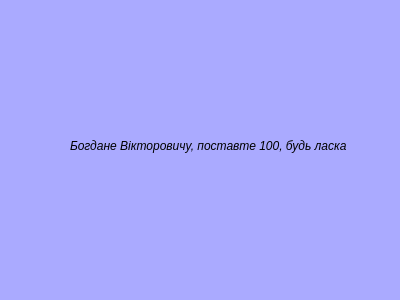
The window that messegefromdevs.ui (Stalkeroid13/Health_statistic) describes before a commit, drawn with Qt 5.
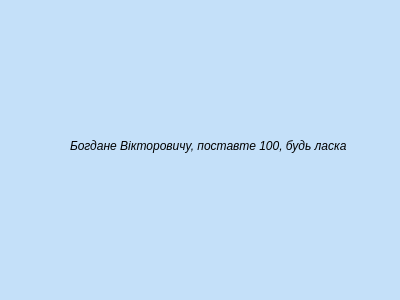
The same window after the commit.

```diff
--- a/messegefromdevs.ui
+++ b/messegefromdevs.ui
@@ -13,43 +13,241 @@
   <property name="palette">
    <palette>
     <active>
-     <colorrole role="Window">
+     <colorrole role="Button">
       <brush brushstyle="SolidPattern">
        <color alpha="255">
-        <red>170</red>
+        <red>103</red>
         <green>170</green>
-        <blue>255</blue>
+        <blue>249</blue>
+       </color>
+      </brush>
+     </colorrole>
+     <colorrole role="BrightText">
+      <brush brushstyle="SolidPattern">
+       <color alpha="255">
+        <red>0</red>
+        <green>0</green>
+        <blue>0</blue>
+       </color>
+      </brush>
+     </colorrole>
+     <colorrole role="Base">
+      <brush brushstyle="SolidPattern">
+       <color alpha="255">
+        <red>155</red>
+        <green>189</green>
+        <blue>249</blue>
+       </color>
+      </brush>
+     </colorrole>
+     <colorrole role="Window">
+      <brush brushstyle="SolidPattern">
+       <color alpha="255">
+        <red>196</red>
+        <green>224</green>
+        <blue>249</blue>
+       </color>
+      </brush>
+     </colorrole>
+     <colorrole role="Highlight">
+      <brush brushstyle="SolidPattern">
+       <color alpha="255">
+        <red>185</red>
+        <green>95</green>
+        <blue>137</blue>
+       </color>
+      </brush>
+     </colorrole>
+     <colorrole role="Link">
+      <brush brushstyle="SolidPattern">
+       <color alpha="255">
+        <red>46</red>
+        <green>192</green>
+        <blue>249</blue>
+       </color>
+      </brush>
+     </colorrole>
+     <colorrole role="LinkVisited">
+      <brush brushstyle="SolidPattern">
+       <color alpha="255">
+        <red>31</red>
+        <green>131</green>
+        <blue>168</blue>
+       </color>
+      </brush>
+     </colorrole>
+     <colorrole role="AlternateBase">
+      <brush brushstyle="SolidPattern">
+       <color alpha="255">
+        <red>196</red>
+        <green>224</green>
+        <blue>249</blue>
+       </color>
+      </brush>
+     </colorrole>
+     <colorrole role="Accent">
+      <brush brushstyle="SolidPattern">
+       <color alpha="255">
+        <red>128</red>
+        <green>128</green>
+        <blue>128</blue>
        </color>
       </brush>
      </colorrole>
     </active>
     <inactive>
-     <colorrole role="Window">
+     <colorrole role="Button">
       <brush brushstyle="SolidPattern">
        <color alpha="255">
-        <red>170</red>
+        <red>103</red>
         <green>170</green>
-        <blue>255</blue>
+        <blue>249</blue>
+       </color>
+      </brush>
+     </colorrole>
+     <colorrole role="BrightText">
+      <brush brushstyle="SolidPattern">
+       <color alpha="255">
+        <red>0</red>
+        <green>0</green>
+        <blue>0</blue>
+       </color>
+      </brush>
+     </colorrole>
+     <colorrole role="Base">
+      <brush brushstyle="SolidPattern">
+       <color alpha="255">
+        <red>155</red>
+        <green>189</green>
+        <blue>249</blue>
+       </color>
+      </brush>
+     </colorrole>
+     <colorrole role="Window">
+      <brush brushstyle="SolidPattern">
+       <color alpha="255">
+        <red>196</red>
+        <green>224</green>
+        <blue>249</blue>
+       </color>
+      </brush>
+     </colorrole>
+     <colorrole role="Highlight">
+      <brush brushstyle="SolidPattern">
+       <color alpha="255">
+        <red>185</red>
+        <green>95</green>
+        <blue>137</blue>
+       </color>
+      </brush>
+     </colorrole>
+     <colorrole role="Link">
+      <brush brushstyle="SolidPattern">
+       <color alpha="255">
+        <red>46</red>
+        <green>192</green>
+        <blue>249</blue>
+       </color>
+      </brush>
+     </colorrole>
+     <colorrole role="LinkVisited">
+      <brush brushstyle="SolidPattern">
+       <color alpha="255">
+        <red>31</red>
+        <green>131</green>
+        <blue>168</blue>
+       </color>
+      </brush>
+     </colorrole>
+     <colorrole role="AlternateBase">
+      <brush brushstyle="SolidPattern">
+       <color alpha="255">
+        <red>196</red>
+        <green>224</green>
+        <blue>249</blue>
+       </color>
+      </brush>
+     </colorrole>
+     <colorrole role="Accent">
+      <brush brushstyle="SolidPattern">
+       <color alpha="255">
+        <red>128</red>
+        <green>128</green>
+        <blue>128</blue>
        </color>
       </brush>
      </colorrole>
     </inactive>
     <disabled>
+     <colorrole role="Button">
+      <brush brushstyle="SolidPattern">
+       <color alpha="255">
+        <red>103</red>
+        <green>170</green>
+        <blue>249</blue>
+       </color>
+      </brush>
+     </colorrole>
+     <colorrole role="BrightText">
+      <brush brushstyle="SolidPattern">
+       <color alpha="255">
+        <red>0</red>
+        <green>0</green>
+        <blue>0</blue>
+       </color>
+      </brush>
+     </colorrole>
      <colorrole role="Base">
       <brush brushstyle="SolidPattern">
        <color alpha="255">
-        <red>170</red>
-        <green>170</green>
-        <blue>255</blue>
+        <red>196</red>
+        <green>224</green>
+        <blue>249</blue>
        </color>
       </brush>
      </colorrole>
      <colorrole role="Window">
       <brush brushstyle="SolidPattern">
        <color alpha="255">
-        <red>170</red>
-        <green>170</green>
-        <blue>255</blue>
+        <red>196</red>
+        <green>224</green>
+        <blue>249</blue>
+       </color>
+      </brush>
+     </colorrole>
+     <colorrole role="Link">
+      <brush brushstyle="SolidPattern">
+       <color alpha="255">
+        <red>46</red>
+        <green>192</green>
+        <blue>249</blue>
+       </color>
+      </brush>
+     </colorrole>
+     <colorrole role="LinkVisited">
+      <brush brushstyle="SolidPattern">
+       <color alpha="255">
+        <red>31</red>
+        <green>131</green>
+        <blue>168</blue>
+       </color>
+      </brush>
+     </colorrole>
+     <colorrole role="AlternateBase">
+      <brush brushstyle="SolidPattern">
+       <color alpha="255">
+        <red>196</red>
+        <green>224</green>
+        <blue>249</blue>
+       </color>
+      </brush>
+     </colorrole>
+     <colorrole role="Accent">
+      <brush brushstyle="SolidPattern">
+       <color alpha="255">
+        <red>128</red>
+        <green>128</green>
+        <blue>128</blue>
        </color>
       </brush>
      </colorrole>
```
